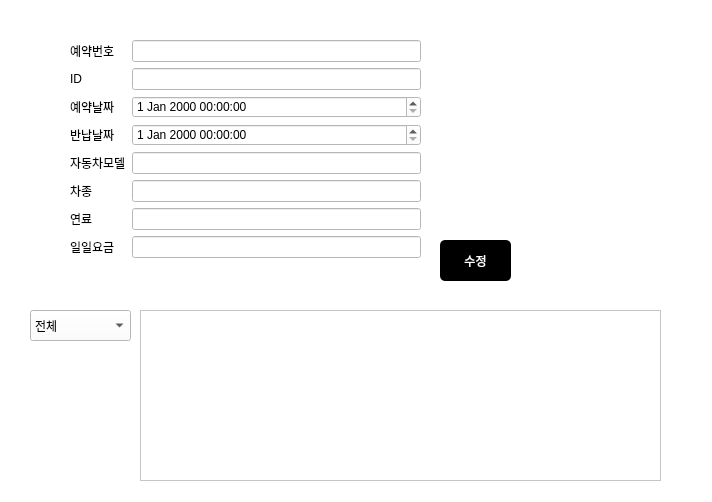
Old version of the form server/reserv_edit.ui in the repository rentacar-4team/rentacar.
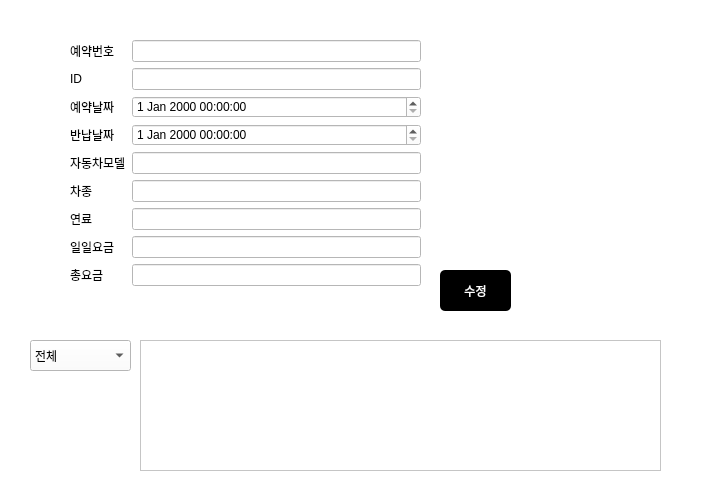
New version of the form.

```diff
--- a/server/reserv_edit.ui
+++ b/server/reserv_edit.ui
@@ -20,7 +20,7 @@
    <property name="geometry">
     <rect>
      <x>30</x>
-     <y>310</y>
+     <y>340</y>
      <width>101</width>
      <height>31</height>
     </rect>
@@ -55,7 +55,7 @@
    <property name="geometry">
     <rect>
      <x>440</x>
-     <y>240</y>
+     <y>270</y>
      <width>71</width>
      <height>41</height>
     </rect>
@@ -73,9 +73,9 @@
    <property name="geometry">
     <rect>
      <x>140</x>
-     <y>310</y>
+     <y>340</y>
      <width>521</width>
-     <height>171</height>
+     <height>131</height>
     </rect>
    </property>
   </widget>
@@ -85,7 +85,7 @@
      <x>70</x>
      <y>40</y>
      <width>351</width>
-     <height>251</height>
+     <height>275</height>
     </rect>
    </property>
    <layout class="QFormLayout" name="formLayout">
@@ -177,6 +177,16 @@
     <item row="3" column="1">
      <widget class="QDateTimeEdit" name="ret_date"/>
     </item>
+    <item row="8" column="0">
+     <widget class="QLabel" name="label_9">
+      <property name="text">
+       <string>총요금</string>
+      </property>
+     </widget>
+    </item>
+    <item row="8" column="1">
+     <widget class="QLineEdit" name="total_txt"/>
+    </item>
    </layout>
   </widget>
  </widget>
```
